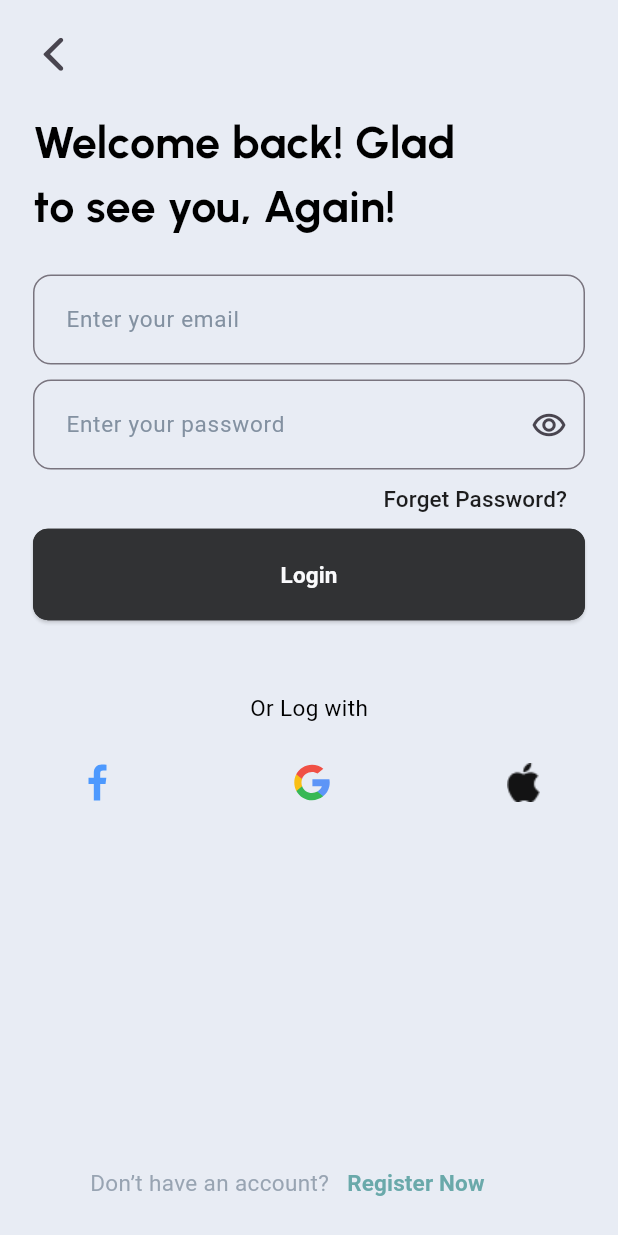
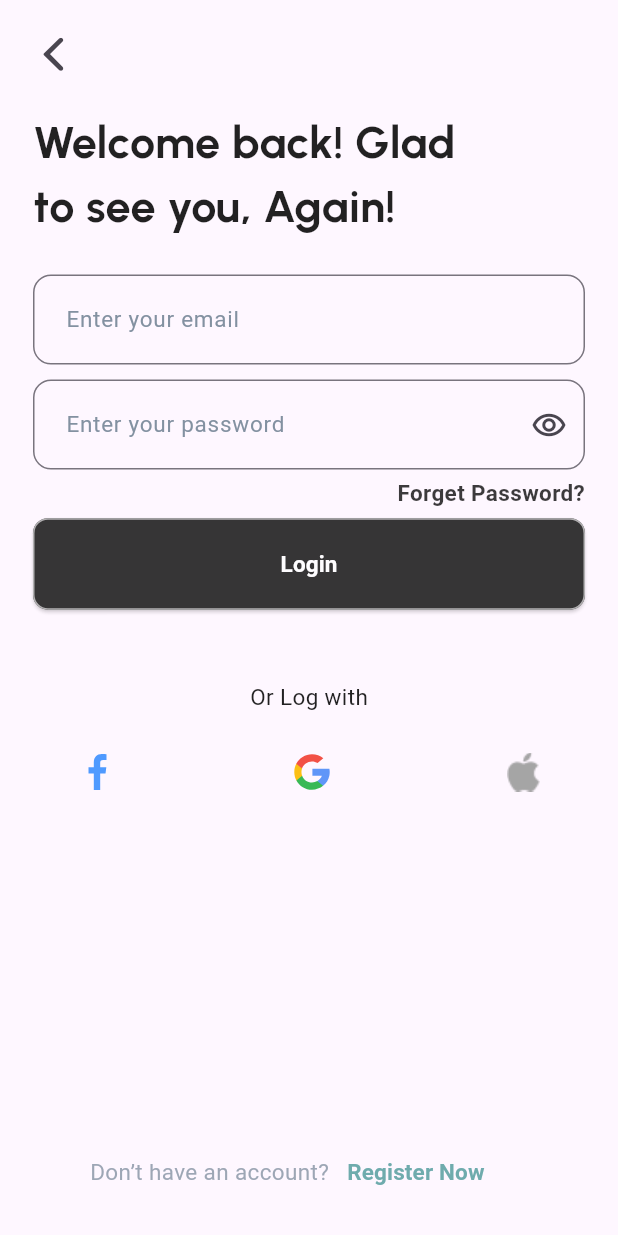
Before and after one commit to Aditya-Thakur-369/Authontication_UI, a Flutter app: the screen it shows after launch, after a tap on "Login", on a phone screen of 412 x 824 dp. Run offline on Flutter 3.47's test engine with Material 3 defaults, Android fonts, the phone set to English and light mode, and no system bars; our stand-ins replace flutter_svg, go_router, lottie, pinput; Roboto replaces fonts that are missing (Urbanist-Bold, Urbanist-Medium, Urbanist-SemiBold).

Commit message:
Here is Updated code

```diff
--- a/lib/common/common.dart
+++ b/lib/common/common.dart
@@ -6,10 +6,11 @@ class Common {
   Color black = const Color(0xFF1E232C);
 
   TextStyle titelTheme = const TextStyle(
-      fontSize: 30,
-      fontFamily: "Urbanist",
-      fontWeight: FontWeight.bold,
-      color: Colors.black);
+    fontSize: 30,
+    fontFamily: "Urbanist",
+    fontWeight: FontWeight.bold,
+    // color: Colors.white
+  );
   TextStyle mediumTheme = const TextStyle(
       fontSize: 15,
       fontFamily: "Urbanist-Bold",
@@ -26,7 +27,9 @@ class Common {
       fontWeight: FontWeight.bold,
       color: Colors.white);
   TextStyle semiboldblack = const TextStyle(
-      fontSize: 15, fontFamily: "Urbanist-SemiBold", color: Colors.black);
+    fontSize: 15, fontFamily: "Urbanist-SemiBold",
+    //  color: Colors.white
+  );
   TextStyle hinttext = const TextStyle(
       fontSize: 15, fontFamily: 'Urbanist-Medium', color: Color(0xFF8391A1));
 }
--- a/lib/main.dart
+++ b/lib/main.dart
@@ -12,11 +12,10 @@ class MyApp extends StatelessWidget {
   Widget build(BuildContext context) {
     return MaterialApp.router(
       theme: ThemeData(
-        brightness: Brightness.light,
-        useMaterial3: true,
-        primaryColor: Color(0xFF35C2C1),
-        backgroundColor: Colors.white,
-      ),
+          brightness: Brightness.light,
+          useMaterial3: true,
+          primaryColor: Color(0xFF35C2C1),
+          textTheme: Typography.blackCupertino),
       themeMode: ThemeMode.system,
       darkTheme: ThemeData.dark(useMaterial3: true),
       debugShowCheckedModeBanner: false,
--- a/lib/screens/authentication_ui.dart
+++ b/lib/screens/authentication_ui.dart
@@ -1,10 +1,7 @@
-import 'dart:ui';
-
 import 'package:authentication_ui/common/common.dart';
 import 'package:authentication_ui/router/router.dart';
 import 'package:authentication_ui/screens/fade_animationtest.dart';
 import 'package:authentication_ui/widgets/custom_widget.dart';
-import 'package:flutter/cupertino.dart';
 import 'package:flutter/material.dart';
 import 'package:go_router/go_router.dart';
 
@@ -22,7 +19,7 @@ class _AuthenticationUIState extends State<AuthenticationUI> {
       body: Stack(
         children: [
           SizedBox(
-              height: MediaQuery.of(context).size.height,
+              height: MediaQuery.of(context).size.height ,
               width: MediaQuery.of(context).size.width,
               child: Image.asset(
                 "assets/images/img.png",
@@ -48,11 +45,15 @@ class _AuthenticationUIState extends State<AuthenticationUI> {
                                   "assets/images/main logo light color.png"))),
                     ),
                   ),
-                  FadeInAnimation(
+                  const FadeInAnimation(
                     delay: 1.5,
                     child: Text(
                       "Flutter Spirit ❤️",
-                      style: Common().titelTheme,
+                      style: TextStyle(
+                          fontSize: 30,
+                          fontFamily: "Urbanist",
+                          fontWeight: FontWeight.bold,
+                          color: Colors.black),
                     ),
                   ),
                   const SizedBox(
@@ -111,7 +112,7 @@ class _AuthenticationUIState extends State<AuthenticationUI> {
                           style: Common().mediumTheme),
                     ),
                   ),
-                  SizedBox(
+                  const SizedBox(
                     height: 10,
                   ),
                 ],
--- a/lib/screens/forget_password.dart
+++ b/lib/screens/forget_password.dart
@@ -18,7 +18,7 @@ class _ForgetPasswordPageState extends State<ForgetPasswordPage> {
   @override
   Widget build(BuildContext context) {
     return Scaffold(
-      backgroundColor: const Color(0xFFE8ECF4),
+      // backgroundColor: const Color(0xFFE8ECF4),
       body: SafeArea(
         child: Padding(
           padding: const EdgeInsets.all(10.0),
--- a/lib/screens/login_page.dart
+++ b/lib/screens/login_page.dart
@@ -19,7 +19,7 @@ class _LoginPageState extends State<LoginPage> {
   @override
   Widget build(BuildContext context) {
     return Scaffold(
-      backgroundColor: const Color(0xFFE8ECF4),
+      // backgroundColor: const Color(0xFFE8ECF4),
       body: SafeArea(
         child: Padding(
           padding: const EdgeInsets.all(10.0),
@@ -94,20 +94,29 @@ class _LoginPageState extends State<LoginPage> {
                                       Icons.remove_red_eye_outlined))),
                         ),
                       ),
+                      SizedBox(
+                        height: 10,
+                      ),
                       FadeInAnimation(
                         delay: 2.5,
                         child: Align(
                             alignment: Alignment.centerRight,
-                          child: TextButton(
-                              onPressed: () {
+                            child: GestureDetector(
+                                onTap: () {
                                   GoRouter.of(context)
                                       .pushNamed(Routers.forgetpassword.name);
                                 },
                                 child: Text(
                                   "Forget Password?",
-                                style: Common().semiboldblack,
-                              )),
+                                  style: TextStyle(
+                                    fontSize: 15,
+                                    fontWeight: FontWeight.w700,
+                                    fontFamily: "Urbanist-SemiBold",
                                   ),
+                                ))),
+                      ),
+                      SizedBox(
+                        height: 10,
                       ),
                       FadeInAnimation(
                         delay: 2.8,
@@ -163,7 +172,10 @@ class _LoginPageState extends State<LoginPage> {
                               SvgPicture.asset(
                                   "assets/images/facebook_ic (1).svg"),
                               SvgPicture.asset("assets/images/google_ic-1.svg"),
-                              Image.asset("assets/images/Vector.png")
+                              Image.asset(
+                                "assets/images/Vector.png",
+                                color: Colors.grey,
+                              )
                             ],
                           ),
                         ),
--- a/lib/screens/new_password.dart
+++ b/lib/screens/new_password.dart
@@ -17,7 +17,7 @@ class _NewPasswordPageState extends State<NewPasswordPage> {
   @override
   Widget build(BuildContext context) {
     return Scaffold(
-      backgroundColor: const Color(0xFFE8ECF4),
+      // backgroundColor: const Color(0xFFE8ECF4),
       body: SafeArea(
         child: Padding(
           padding: const EdgeInsets.all(10.0),
--- a/lib/screens/otp_verification.dart
+++ b/lib/screens/otp_verification.dart
@@ -23,9 +23,9 @@ class _OtpVerificationPageState extends State<OtpVerificationPage> {
       width: 56,
       height: 56,
       textStyle: const TextStyle(
-          fontSize: 20, color: Colors.black, fontWeight: FontWeight.w600),
+          fontSize: 20, color: Colors.grey, fontWeight: FontWeight.w600),
       decoration: BoxDecoration(
-        border: Border.all(color: Colors.black),
+        border: Border.all(color: Colors.grey.shade800),
         borderRadius: BorderRadius.circular(20),
       ),
     );
@@ -42,7 +42,7 @@ class _OtpVerificationPageState extends State<OtpVerificationPage> {
     );
 
     return Scaffold(
-      backgroundColor: const Color(0xFFE8ECF4),
+      // backgroundColor: const Color(0xFFE8ECF4),
       body: SafeArea(
         child: Padding(
           padding: const EdgeInsets.all(10.0),
--- a/lib/screens/password_changed.dart
+++ b/lib/screens/password_changed.dart
@@ -18,7 +18,7 @@ class _PasswordChangesPageState extends State<PasswordChangesPage> {
   @override
   Widget build(BuildContext context) {
     return Scaffold(
-      backgroundColor: const Color(0xFFE8ECF4),
+      // backgroundColor: const Color(0xFFE8ECF4),
       body: SafeArea(
         child: Column(
           children: [
--- a/lib/screens/signup_page.dart
+++ b/lib/screens/signup_page.dart
@@ -17,7 +17,7 @@ class _SignupPageState extends State<SignupPage> {
   @override
   Widget build(BuildContext context) {
     return Scaffold(
-      backgroundColor: const Color.fromRGBO(232, 236, 244, 1),
+      // backgroundColor: const Color.fromRGBO(232, 236, 244, 1),
       body: SafeArea(
         child: Padding(
           padding: const EdgeInsets.all(10.0),
@@ -147,7 +147,10 @@ class _SignupPageState extends State<SignupPage> {
                               SvgPicture.asset(
                                   "assets/images/facebook_ic (1).svg"),
                               SvgPicture.asset("assets/images/google_ic-1.svg"),
-                              Image.asset("assets/images/Vector.png")
+                              Image.asset(
+                                "assets/images/Vector.png",
+                                color: Colors.grey,
+                              )
                             ],
                           ),
                         ),
--- a/lib/widgets/custom_widget.dart
+++ b/lib/widgets/custom_widget.dart
@@ -29,10 +29,10 @@ class _CustomTextFormFieldState extends State<CustomTextFormField> {
       controller: widget.controller,
       obscureText: widget.obsecuretext,
       decoration: InputDecoration(
-          contentPadding: EdgeInsets.all(18),
+          contentPadding: const EdgeInsets.all(18),
           // border: InputBorder.none,
           border: OutlineInputBorder(
-              borderSide: BorderSide(color: Colors.black),
+              borderSide: const BorderSide(color: Colors.black),
               borderRadius: BorderRadius.circular(12)),
           hintText: widget.hinttext,
           hintStyle: Common().hinttext),
@@ -73,11 +73,11 @@ class _CustomElevatedButtonState extends State<CustomElevatedButton> {
         });
       },
       style: ButtonStyle(
-          side: MaterialStatePropertyAll(BorderSide(color: Colors.black)),
+          side: const MaterialStatePropertyAll(BorderSide(color: Colors.grey)),
           shape: MaterialStatePropertyAll(
               RoundedRectangleBorder(borderRadius: BorderRadius.circular(10))),
           fixedSize: const MaterialStatePropertyAll(Size.fromWidth(370)),
-          padding: MaterialStatePropertyAll(
+          padding: const MaterialStatePropertyAll(
             EdgeInsets.symmetric(vertical: 20),
           ),
           backgroundColor: MaterialStatePropertyAll(widget.color)),
```
Also changed, not shown: assets/images/apple.png (added), 4 other files. Lines whose indentation alone changed are shown as unchanged.
